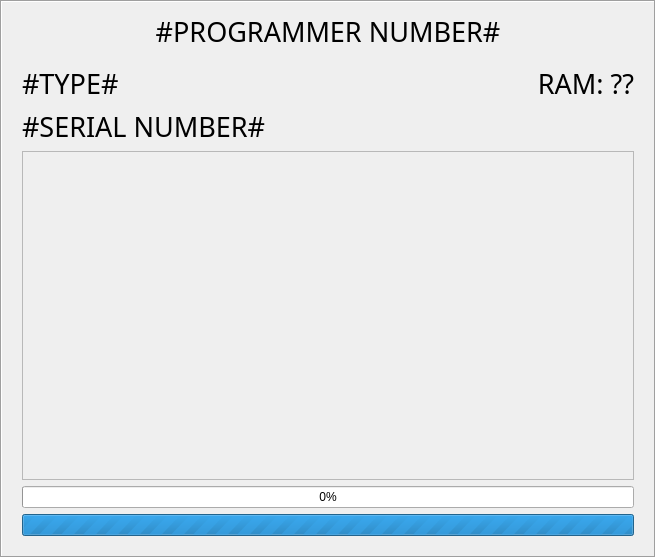
This is ui/programmer.ui in turris-cz/rtools-gui as Qt 5 draws it before an edit. The edited form follows.
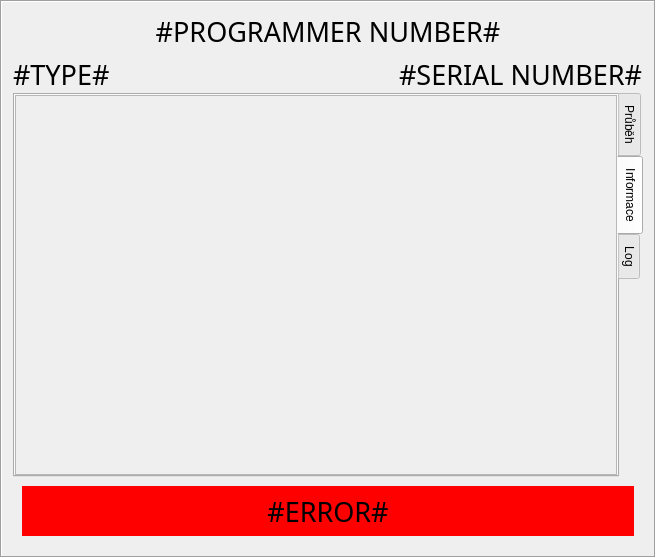
This is the edited form. The open tabs and pages were chosen to show the change. Icons and pictures are not drawn.

Commit message: Add failed state for programmer

Diff of the .ui file:
```diff
--- a/ui/programmer.ui
+++ b/ui/programmer.ui
@@ -262,6 +262,21 @@
      </widget>
      <widget class="QWidget" name="pageWork">
       <layout class="QVBoxLayout" name="verticalLayout_5">
+       <property name="spacing">
+        <number>0</number>
+       </property>
+       <property name="leftMargin">
+        <number>0</number>
+       </property>
+       <property name="topMargin">
+        <number>0</number>
+       </property>
+       <property name="rightMargin">
+        <number>0</number>
+       </property>
+       <property name="bottomMargin">
+        <number>0</number>
+       </property>
        <item>
         <layout class="QHBoxLayout" name="horizontalLayout_2">
          <item>
@@ -294,24 +309,6 @@
           </spacer>
          </item>
          <item>
-          <widget class="QLabel" name="label_5">
-           <property name="font">
-            <font>
-             <family>Sans</family>
-             <pointsize>20</pointsize>
-            </font>
-           </property>
-           <property name="text">
-            <string>RAM: ??</string>
-           </property>
-           <property name="alignment">
-            <set>Qt::AlignRight|Qt::AlignTrailing|Qt::AlignVCenter</set>
-           </property>
-          </widget>
-         </item>
-        </layout>
-       </item>
-       <item>
         <widget class="QLabel" name="serialNumberLabel">
          <property name="font">
           <font>
@@ -327,6 +324,42 @@
          </property>
         </widget>
        </item>
+        </layout>
+       </item>
+       <item>
+        <widget class="QTabWidget" name="programmerTabWidget">
+         <property name="sizePolicy">
+          <sizepolicy hsizetype="Expanding" vsizetype="Expanding">
+           <horstretch>0</horstretch>
+           <verstretch>1</verstretch>
+          </sizepolicy>
+         </property>
+         <property name="tabPosition">
+          <enum>QTabWidget::East</enum>
+         </property>
+         <property name="currentIndex">
+          <number>0</number>
+         </property>
+         <widget class="QWidget" name="tabProgress">
+          <attribute name="title">
+           <string>Průběh</string>
+          </attribute>
+          <layout class="QVBoxLayout" name="verticalLayout_6">
+           <property name="spacing">
+            <number>0</number>
+           </property>
+           <property name="leftMargin">
+            <number>0</number>
+           </property>
+           <property name="topMargin">
+            <number>0</number>
+           </property>
+           <property name="rightMargin">
+            <number>0</number>
+           </property>
+           <property name="bottomMargin">
+            <number>0</number>
+           </property>
        <item>
         <widget class="QScrollArea" name="scrollArea">
          <property name="widgetResizable">
@@ -337,11 +370,11 @@
            <rect>
             <x>0</x>
             <y>0</y>
-            <width>614</width>
-            <height>347</height>
-           </rect>
-          </property>
-          <layout class="QVBoxLayout" name="verticalLayout_6">
+                <width>602</width>
+                <height>392</height>
+               </rect>
+              </property>
+              <layout class="QVBoxLayout" name="verticalLayout_8">
            <item>
             <spacer name="verticalSpacer_3">
              <property name="orientation">
@@ -350,7 +383,7 @@
              <property name="sizeHint" stdset="0">
               <size>
                <width>20</width>
-               <height>291</height>
+                   <height>371</height>
               </size>
              </property>
             </spacer>
@@ -359,8 +392,115 @@
          </widget>
         </widget>
        </item>
+          </layout>
+         </widget>
+         <widget class="QWidget" name="tabInfo">
+          <attribute name="title">
+           <string>Informace</string>
+          </attribute>
+          <layout class="QVBoxLayout" name="verticalLayout_11">
+           <property name="spacing">
+            <number>0</number>
+           </property>
+           <property name="leftMargin">
+            <number>0</number>
+           </property>
+           <property name="topMargin">
+            <number>0</number>
+           </property>
+           <property name="rightMargin">
+            <number>0</number>
+           </property>
+           <property name="bottomMargin">
+            <number>0</number>
+           </property>
+           <item>
+            <widget class="QScrollArea" name="scrollArea_2">
+             <property name="widgetResizable">
+              <bool>true</bool>
+             </property>
+             <widget class="QWidget" name="scrollAreaWidgetContents_2">
+              <property name="geometry">
+               <rect>
+                <x>0</x>
+                <y>0</y>
+                <width>602</width>
+                <height>392</height>
+               </rect>
+              </property>
+             </widget>
+            </widget>
+           </item>
+          </layout>
+         </widget>
+         <widget class="QWidget" name="tabLog">
+          <attribute name="title">
+           <string>Log</string>
+          </attribute>
+          <layout class="QVBoxLayout" name="verticalLayout_12">
+           <property name="spacing">
+            <number>0</number>
+           </property>
+           <property name="leftMargin">
+            <number>0</number>
+           </property>
+           <property name="topMargin">
+            <number>0</number>
+           </property>
+           <property name="rightMargin">
+            <number>0</number>
+           </property>
+           <property name="bottomMargin">
+            <number>0</number>
+           </property>
+           <item>
+            <widget class="QScrollArea" name="scrollArea_3">
+             <property name="widgetResizable">
+              <bool>true</bool>
+             </property>
+             <widget class="QWidget" name="scrollAreaWidgetContents_3">
+              <property name="geometry">
+               <rect>
+                <x>0</x>
+                <y>0</y>
+                <width>602</width>
+                <height>392</height>
+               </rect>
+              </property>
+             </widget>
+            </widget>
+           </item>
+          </layout>
+         </widget>
+        </widget>
+       </item>
+       <item>
+        <widget class="QStackedWidget" name="progressWidget">
+         <property name="sizePolicy">
+          <sizepolicy hsizetype="Minimum" vsizetype="Minimum">
+           <horstretch>0</horstretch>
+           <verstretch>0</verstretch>
+          </sizepolicy>
+         </property>
+         <property name="currentIndex">
+          <number>0</number>
+         </property>
+         <widget class="QWidget" name="progressProgress">
+          <property name="sizePolicy">
+           <sizepolicy hsizetype="Minimum" vsizetype="Minimum">
+            <horstretch>0</horstretch>
+            <verstretch>0</verstretch>
+           </sizepolicy>
+          </property>
+          <layout class="QVBoxLayout" name="verticalLayout_9">
        <item>
         <widget class="QProgressBar" name="currentProgress">
+             <property name="sizePolicy">
+              <sizepolicy hsizetype="Minimum" vsizetype="Fixed">
+               <horstretch>0</horstretch>
+               <verstretch>0</verstretch>
+              </sizepolicy>
+             </property>
          <property name="maximum">
           <number>100</number>
          </property>
@@ -374,6 +514,12 @@
        </item>
        <item>
         <widget class="QProgressBar" name="totalProgress">
+             <property name="sizePolicy">
+              <sizepolicy hsizetype="Minimum" vsizetype="Fixed">
+               <horstretch>0</horstretch>
+               <verstretch>0</verstretch>
+              </sizepolicy>
+             </property>
          <property name="maximum">
           <number>0</number>
          </property>
@@ -383,6 +529,45 @@
          <property name="format">
           <string>%v/%m</string>
          </property>
+            </widget>
+           </item>
+          </layout>
+         </widget>
+         <widget class="QWidget" name="progressError">
+          <property name="sizePolicy">
+           <sizepolicy hsizetype="Minimum" vsizetype="Minimum">
+            <horstretch>0</horstretch>
+            <verstretch>0</verstretch>
+           </sizepolicy>
+          </property>
+          <layout class="QVBoxLayout" name="verticalLayout_10">
+           <item>
+            <widget class="QLabel" name="progressErrorLabel">
+             <property name="sizePolicy">
+              <sizepolicy hsizetype="Minimum" vsizetype="Minimum">
+               <horstretch>0</horstretch>
+               <verstretch>0</verstretch>
+              </sizepolicy>
+             </property>
+             <property name="font">
+              <font>
+               <family>Sans</family>
+               <pointsize>20</pointsize>
+              </font>
+             </property>
+             <property name="styleSheet">
+              <string notr="true">background-color: rgb(255, 0, 0);</string>
+             </property>
+             <property name="text">
+              <string>#ERROR#</string>
+             </property>
+             <property name="alignment">
+              <set>Qt::AlignCenter</set>
+             </property>
+            </widget>
+           </item>
+          </layout>
+         </widget>
         </widget>
        </item>
       </layout>
```
Left out of the diff: 15 changed lines with no effect on the pictures. Lines whose indentation alone changed are shown as unchanged. The commit also changes 2 other files.
